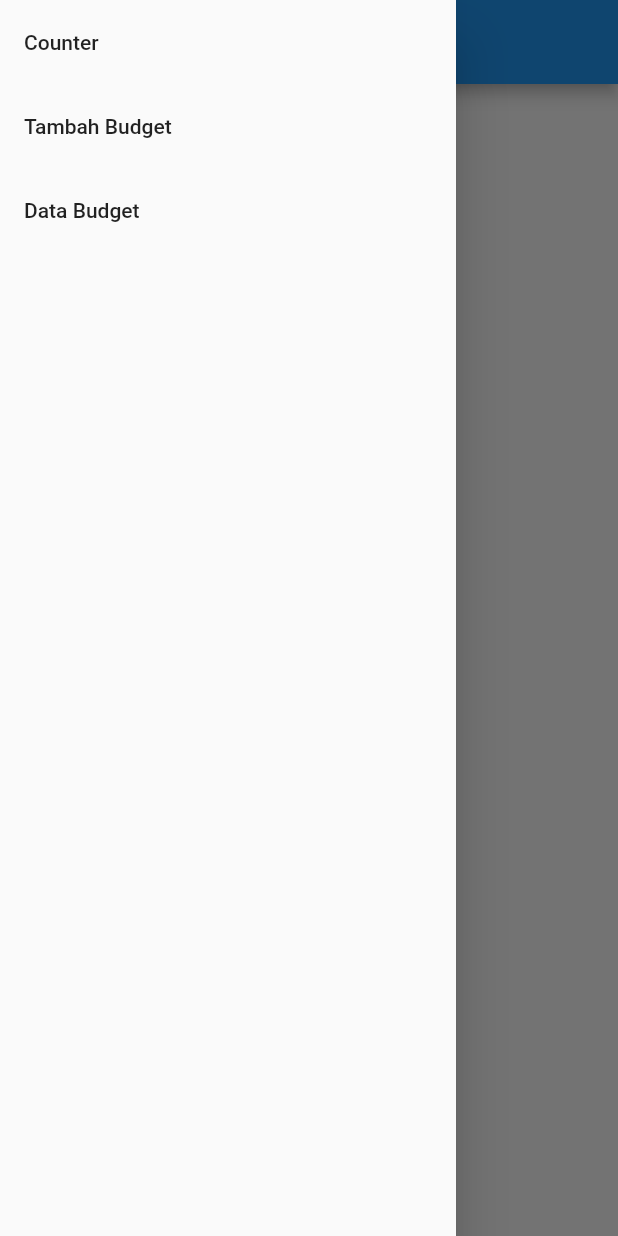
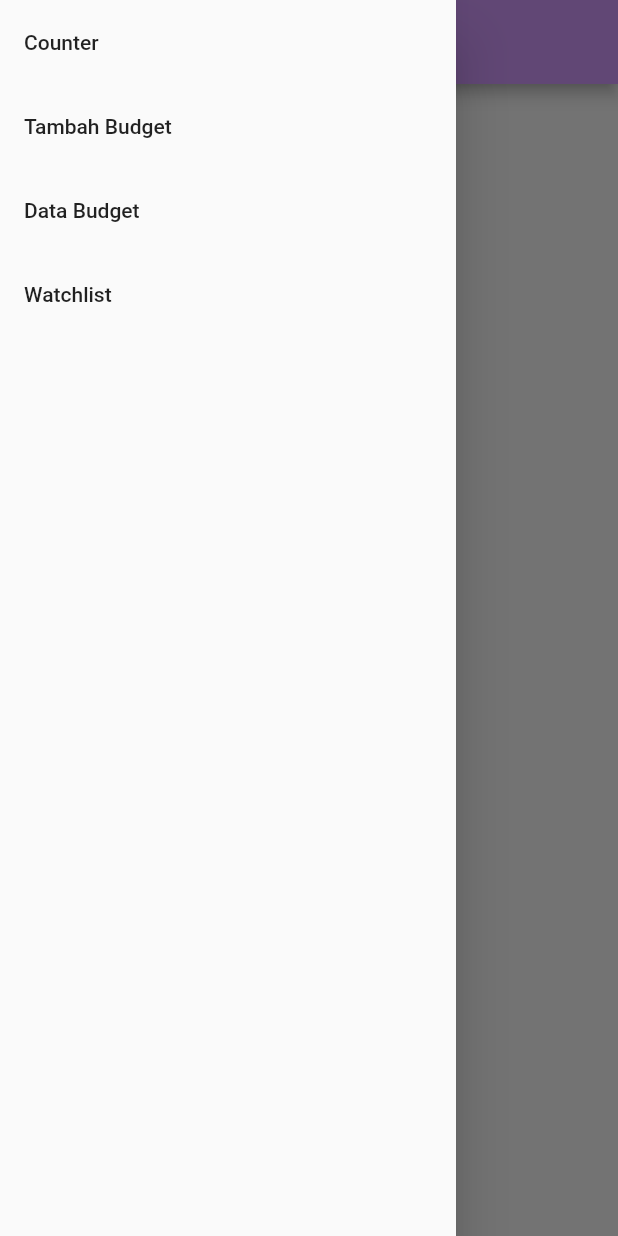
Before and after one commit to catherineeangel/pbp-flutter-lab, a Flutter app: the screen it shows after launch, with the side drawer open, on a phone screen of 412 x 824 dp. Run offline on Flutter 3.47's test engine with Material 2 defaults, Android fonts, the phone set to English and light mode, and no system bars; missing offline and left inert: dart:html.

Commit message:
tugas 9 done

```diff
--- /dev/null
+++ b/lib/function/fetch_watchlist.dart
@@ -0,0 +1,27 @@
+import 'dart:convert';
+import 'package:http/http.dart' as http;
+import 'package:counter_7/model/watchlist.dart';
+
+List<WatchList> futureWatchList = [];
+
+Future<List<WatchList>> fetchMyWatchList() async {
+  var url = Uri.parse('https://ruby-pbp.herokuapp.com/mywatchlist/json/');
+  var response = await http.get(
+    url,
+    headers: {
+      "Access-Control-Allow-Origin": "*",
+      "Content-Type": "application/json",
+    },
+  );
+
+  // melakukan decode response menjadi bentuk json
+  var data = jsonDecode(utf8.decode(response.bodyBytes));
+  List<WatchList> myWatchList = [];
+  for (var d in data) {
+    if (d != null) {
+      myWatchList.add(WatchList.fromJson(d));
+      futureWatchList.add(WatchList.fromJson(d));
+    }
+  }
+  return myWatchList;
+}
--- a/lib/main.dart
+++ b/lib/main.dart
@@ -1,5 +1,6 @@
 import 'package:flutter/material.dart';
-import 'package:counter_7/budgetForm.dart';
+import 'package:counter_7/pages/budgetForm.dart';
+import 'package:counter_7/widget/drawer.dart';
 
 void main() {
   runApp(const MyApp());
@@ -84,48 +85,19 @@ class _MyHomePageState extends State<MyHomePage> {
       appBar: AppBar(
         // Here we take the value from the MyHomePage object that was created by
         // the App.build method, and use it to set our appbar title.
-        title: Text(widget.title),
+        iconTheme: IconThemeData(color: Colors.black),
+        backgroundColor: Color.fromARGB(255, 212, 155, 255),
+        title: const Text(
+          'Counter 7',
+          style: TextStyle(
+            fontWeight: FontWeight.w600,
+            fontSize: 20,
+            color: Colors.black54,
+          ),
+        ),
       ),
       // Menambahkan drawer menu
-      drawer: Drawer(
-        child: Column(
-          children: [
-            // Menambahkan clickable menu
-            ListTile(
-              title: const Text('Counter'),
-              onTap: () {
-                // Route menu ke halaman utama
-                Navigator.pushReplacement(
-                  context,
-                  MaterialPageRoute(builder: (context) => const MyHomePage()),
-                );
-              },
-            ),
-            ListTile(
-              title: const Text('Tambah Budget'),
-              onTap: () {
-                // Route menu ke halaman form
-                Navigator.pushReplacement(
-                  context,
-                  MaterialPageRoute(builder: (context) => const MyFormPage()),
-                );
-              },
-            ),
-            ListTile(
-              title: const Text('Data Budget'),
-              onTap: () {
-                // Route menu ke halaman form
-                Navigator.pushReplacement(
-                  context,
-                  MaterialPageRoute(
-                      builder: (context) =>
-                          MyDataPage(list: MyFormPage.listDataBudget)),
-                );
-              },
-            ),
-          ],
-        ),
-      ),
+      drawer: DrawerClass('counter_7'),
       body: Center(
         // Center is a layout widget. It takes a single child and positions it
         // in the middle of the parent.
--- /dev/null
+++ b/lib/model/watchlist.dart
@@ -0,0 +1,83 @@
+import 'dart:convert';
+
+List<WatchList> myWatchListFromJson(String str) =>
+    List<WatchList>.from(json.decode(str).map((x) => WatchList.fromJson(x)));
+
+String myWatchListToJson(List<WatchList> data) =>
+    json.encode(List<dynamic>.from(data.map((x) => x.toJson())));
+
+class WatchList {
+  WatchList({
+    required this.model,
+    required this.pk,
+    required this.fields,
+  });
+
+  Model? model;
+  int pk;
+  Fields fields;
+
+  factory WatchList.fromJson(Map<String, dynamic> json) => WatchList(
+        model: modelValues.map[json["model"]],
+        pk: json["pk"],
+        fields: Fields.fromJson(json["fields"]),
+      );
+
+  Map<String, dynamic> toJson() => {
+        "model": modelValues.reverse[model],
+        "pk": pk,
+        "fields": fields.toJson(),
+      };
+}
+
+class Fields {
+  Fields({
+    required this.watched,
+    required this.title,
+    required this.rating,
+    required this.releaseDate,
+    required this.review,
+  });
+
+  bool watched;
+  String title;
+  int rating;
+  DateTime releaseDate;
+  String review;
+
+  factory Fields.fromJson(Map<String, dynamic> json) => Fields(
+        watched: json["watched"],
+        title: json["title"],
+        rating: json["rating"],
+        releaseDate: DateTime.parse(json["release_date"]),
+        review: json["review"],
+      );
+
+  Map<String, dynamic> toJson() => {
+        "watched": watched,
+        "title": title,
+        "rating": rating,
+        "release_date":
+            "${releaseDate.year.toString().padLeft(4, '0')}-${releaseDate.month.toString().padLeft(2, '0')}-${releaseDate.day.toString().padLeft(2, '0')}",
+        "review": review,
+      };
+}
+
+enum Model { MYWATCHLISTMODEL_MYWATCHLISTMODEL }
+
+final modelValues = EnumValues(
+    {"mywatchlist.mywatchlist": Model.MYWATCHLISTMODEL_MYWATCHLISTMODEL});
+
+class EnumValues<T> {
+  Map<String, T> map;
+  Map<T, String>? reverseMap;
+
+  EnumValues(this.map);
+
+  Map<T, String> get reverse {
+    if (reverseMap == null) {
+      reverseMap = map.map((k, v) => new MapEntry(v, k));
+    }
+    return reverseMap!;
+  }
+}
--- /dev/null
+++ b/lib/widget/drawer.dart
@@ -0,0 +1,67 @@
+import 'dart:html';
+
+import 'package:counter_7/model/watchlist.dart';
+import 'package:counter_7/pages/watchlist.dart';
+import 'package:counter_7/pages/budgetForm.dart';
+import 'package:flutter/cupertino.dart';
+import 'package:flutter/material.dart';
+import 'package:counter_7/main.dart';
+
+class DrawerClass extends StatelessWidget {
+  DrawerClass(this.currentPage);
+  final String currentPage;
+
+  @override
+  Widget build(BuildContext context) {
+    return Drawer(
+      child: Column(
+        children: [
+          // Menambahkan clickable menu
+          ListTile(
+            title: const Text('Counter'),
+            onTap: () {
+              // Route menu ke halaman utama
+
+              Navigator.pushReplacement(
+                context,
+                MaterialPageRoute(builder: (context) => const MyHomePage()),
+              );
+            },
+          ),
+          ListTile(
+            title: const Text('Tambah Budget'),
+            onTap: () {
+              // Route menu ke halaman form
+              Navigator.pushReplacement(
+                context,
+                MaterialPageRoute(builder: (context) => const MyFormPage()),
+              );
+            },
+          ),
+          ListTile(
+            title: const Text('Data Budget'),
+            onTap: () {
+              // Route menu ke halaman form
+              Navigator.pushReplacement(
+                context,
+                MaterialPageRoute(
+                    builder: (context) =>
+                        MyDataPage(list: MyFormPage.listDataBudget)),
+              );
+            },
+          ),
+          ListTile(
+            title: const Text('Watchlist'),
+            onTap: () {
+              // Route menu ke halaman form
+              Navigator.pushReplacement(
+                context,
+                MaterialPageRoute(builder: (context) => const WatchListPage()),
+              );
+            },
+          ),
+        ],
+      ),
+    );
+  }
+}
--- a/pubspec.yaml
+++ b/pubspec.yaml
@@ -36,6 +36,7 @@ dependencies:
   # The following adds the Cupertino Icons font to your application.
   # Use with the CupertinoIcons class for iOS style icons.
   cupertino_icons: ^1.0.2
+  http: ^0.13.5
 
 dev_dependencies:
   flutter_test:
```
Also changed, not shown: lib/pages/budgetForm.dart (renamed from lib/budgetForm.dart, +21 -79 lines), lib/pages/watchlist.dart (added, +94 -0 lines), lib/pages/watchlistDetail.dart (added, +96 -0 lines), pubspec.lock, 1 other file.
